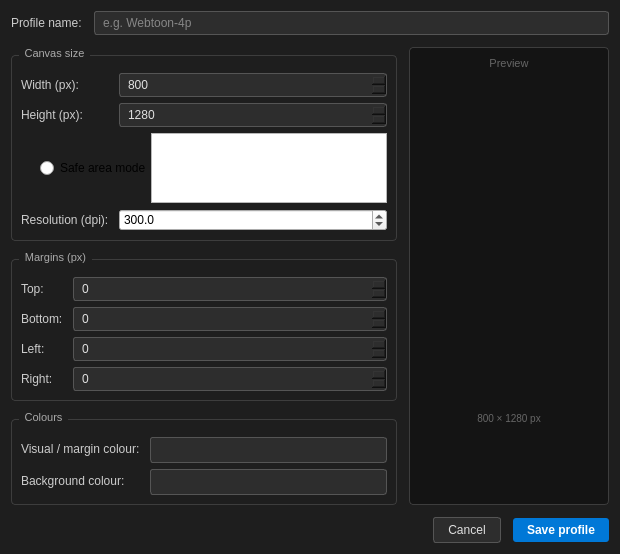
Above: widgets/canvasprofiledialog/canvasprofiledialog.ui from ShadobaDev/Platemaker-qt before the change. Below: the same form after it.
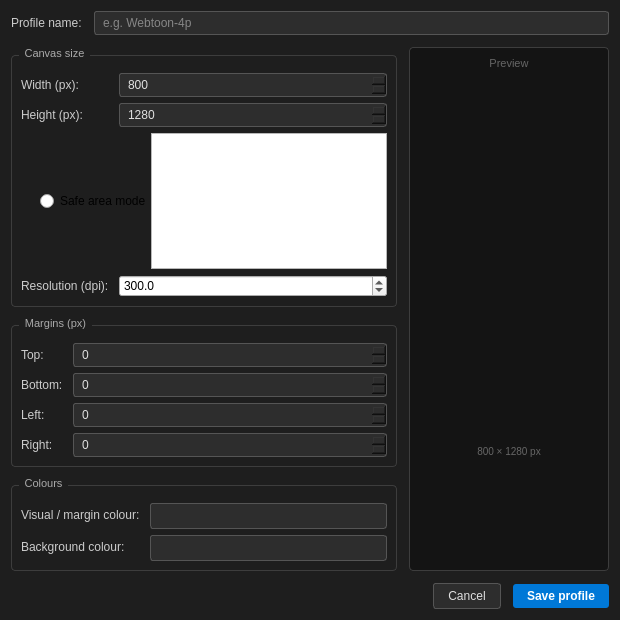
That is the form after the change.

```diff
--- a/widgets/canvasprofiledialog/canvasprofiledialog.ui
+++ b/widgets/canvasprofiledialog/canvasprofiledialog.ui
@@ -7,7 +7,7 @@
     <x>0</x>
     <y>0</y>
     <width>620</width>
-    <height>488</height>
+    <height>620</height>
    </rect>
   </property>
   <property name="windowTitle">
```
